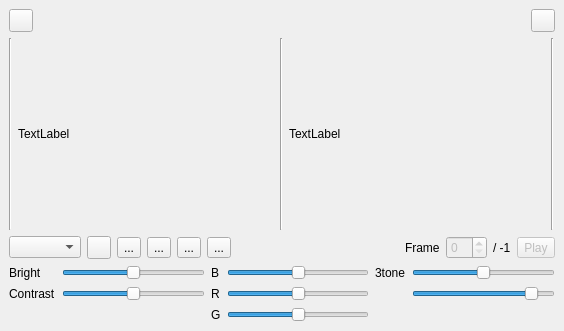
Old version of the form mainwin.ui in the repository samstyle/scrconv.
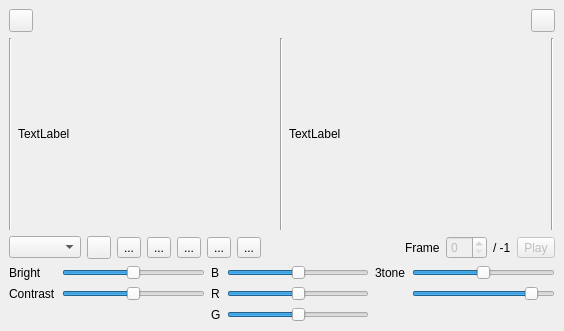
New version of the form. Icons and pictures are not drawn. Custom widgets are drawn as their Qt base class.

Commit message: build 20151205 [+] Show grid over result picture

Patch:
```diff
--- a/mainwin.ui
+++ b/mainwin.ui
@@ -212,6 +212,20 @@
         </property>
        </widget>
       </item>
+      <item>
+       <widget class="QToolButton" name="tbShowGrid">
+        <property name="text">
+         <string>...</string>
+        </property>
+        <property name="icon">
+         <iconset resource="resources.qrc">
+          <normaloff>:/grid.png</normaloff>:/grid.png</iconset>
+        </property>
+        <property name="checkable">
+         <bool>true</bool>
+        </property>
+       </widget>
+      </item>
       <item>
        <spacer name="horizontalSpacer">
         <property name="orientation">
```
The commit also changes 3 other files.
